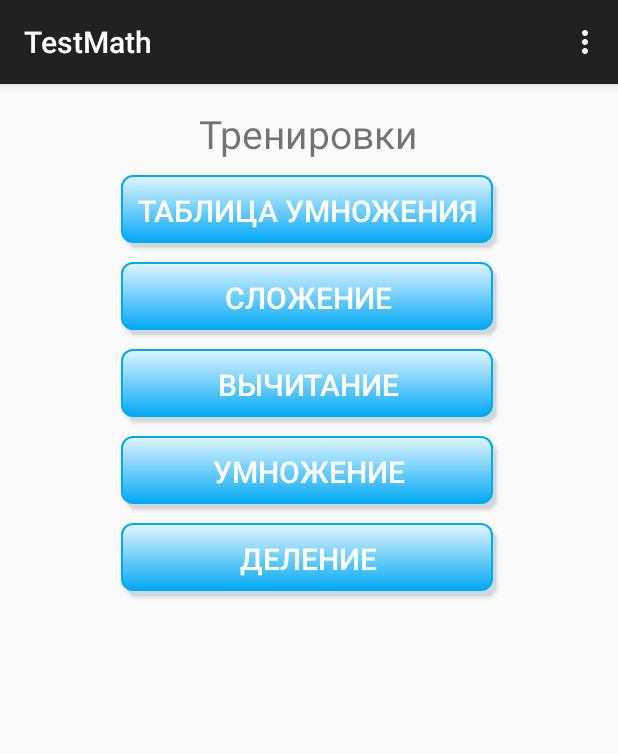
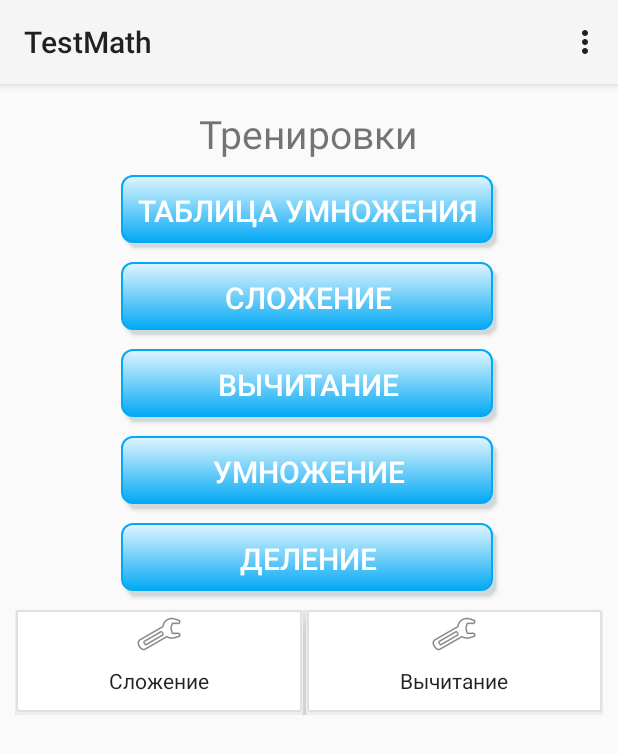
Before and after one commit to mogsev/MyApplication, an Android app: the screen it shows after launch (MyActivity), on a phone screen of 412 x 824 dp. Shown: the top 754 px of the screen. Run offline under Robolectric (Android 15) with nearby library versions, the light colour scheme and no system bars.

Commit message:
update work

```diff
--- a/app/build.gradle
+++ b/app/build.gradle
@@ -2,25 +2,25 @@ apply plugin: 'com.android.application'
 
 android {
     compileSdkVersion 21
-    buildToolsVersion "21.1.2"
-
+    buildToolsVersion "22.0.1"
     defaultConfig {
         applicationId "com.mogsev.myapplication"
         minSdkVersion 14
-        targetSdkVersion 21
+        targetSdkVersion 22
         versionCode 1
         versionName "1.1.0"
     }
-
     buildTypes {
         release {
             minifyEnabled false
             proguardFiles getDefaultProguardFile('proguard-android.txt'), 'proguard-rules.pro'
         }
     }
+    productFlavors {
+    }
 }
 
 dependencies {
-    compile fileTree(dir: 'libs', include: ['*.jar'])
-    compile 'com.android.support:appcompat-v7:21.0.3'
+    compile fileTree(include: ['*.jar'], dir: 'libs')
+    compile 'com.android.support:appcompat-v7:22.0.+'
 }
--- a/app/src/main/java/com/mogsev/myapplication/MyActivity.java
+++ b/app/src/main/java/com/mogsev/myapplication/MyActivity.java
@@ -8,6 +8,7 @@ import android.view.LayoutInflater;
 import android.view.Menu;
 import android.view.MenuItem;
 import android.view.View;
+import android.widget.Toast;
 
 import com.mogsev.myapplication.activity.DivisionActivity;
 import com.mogsev.myapplication.activity.MultiplicationActivity;
@@ -83,6 +84,9 @@ public class MyActivity extends ActionBarActivity {
             case R.id.button_table_multiplication:
                 startActivity(new Intent(this, TableMultiplicationActivity.class));
                 break;
+            case R.id.liner1:
+                Toast.makeText(getApplicationContext(), "Liner good?", Toast.LENGTH_LONG).show();
+                break;
         }
     }
 }
--- /dev/null
+++ b/app/src/main/res/drawable/layout_main_option.xml
@@ -0,0 +1,33 @@
+<?xml version="1.0" encoding="utf-8"?>
+<selector xmlns:android="http://schemas.android.com/apk/res/android">
+    <item android:state_pressed="false">
+        <layer-list>
+            <!-- shadow for button -->
+            <item>
+                <shape android:shape="rectangle">
+                    <solid android:color="@color/gray_200" />
+                    <corners android:radius="1dp"/>
+                </shape>
+            </item>
+            <!-- the layer is for a main bottom -->
+            <item android:right="1dp" android:left="1dp" android:bottom="2dp">
+                <shape android:shape="rectangle">
+                    <solid android:color="@android:color/white"/>
+                    <corners android:radius="1dp"/>
+                    <stroke android:width="1dp" android:color="@color/gray_300" />
+                </shape>
+            </item>
+        </layer-list>
+    </item>
+    <item android:state_pressed="true" >
+        <layer-list>
+            <!-- the layer is for a main bottom -->
+            <item>
+                <shape android:shape="rectangle">
+                    <corners android:radius="1dp"/>
+                    <solid android:color="@color/gray_200"/>
+                </shape>
+            </item>
+        </layer-list>
+    </item>
+</selector>
--- a/app/src/main/res/layout/activity_my.xml
+++ b/app/src/main/res/layout/activity_my.xml
@@ -1,5 +1,6 @@
 <LinearLayout xmlns:android="http://schemas.android.com/apk/res/android"
     xmlns:tools="http://schemas.android.com/tools"
+    android:background="@color/gray_50"
     android:layout_width="match_parent"
     android:layout_height="match_parent"
     android:orientation="vertical"
@@ -50,7 +51,6 @@
         android:layout_height="wrap_content"
         android:text="@string/title_subtraction"
         android:id="@+id/button_subtraction"
-        android:layout_below="@+id/button_sum"
         android:textSize="20sp"
         android:onClick="startActivityTraining"
         android:layout_marginTop="10dp"
@@ -63,7 +63,6 @@
         android:layout_height="wrap_content"
         android:text="@string/title_multiplication"
         android:id="@+id/button_multiplication"
-        android:layout_below="@+id/button_subtraction"
         android:textSize="20sp"
         android:onClick="startActivityTraining"
         android:layout_gravity="center_horizontal"
@@ -84,4 +83,96 @@
         android:background="@drawable/button_action"
         android:textColor="@android:color/white"/>
 
+    <TableLayout
+        android:layout_width="fill_parent"
+        android:layout_height="match_parent"
+        android:layout_gravity="center_horizontal"
+        android:layout_marginTop="10dp">
+
+        <TableRow
+            android:layout_width="match_parent"
+            android:layout_height="match_parent">
+
+            <RelativeLayout xmlns:android="http://schemas.android.com/apk/res/android"
+                android:orientation="vertical"
+                android:layout_width="match_parent"
+                android:layout_height="70dp"
+                android:layout_span="1"
+                android:layout_weight="1"
+                android:background="@drawable/layout_main_option"
+                android:id="@+id/liner1"
+                android:onClick="startActivityTraining"
+                android:elevation="10dp">
+
+                <Space
+                    android:layout_width="5dp"
+                    android:layout_height="5dp"
+                    android:id="@+id/space_1"
+                    android:layout_centerVertical="true"
+                    android:layout_centerHorizontal="true"
+                    />
+
+                <ImageView
+                    android:layout_width="wrap_content"
+                    android:layout_height="wrap_content"
+                    android:id="@+id/imageView4"
+                    android:layout_centerHorizontal="true"
+                    android:layout_above="@+id/space_1"
+                    android:src="@android:drawable/ic_menu_preferences" />
+
+                <TextView
+                    android:layout_width="wrap_content"
+                    android:layout_height="wrap_content"
+                    android:text="@string/title_sum"
+                    android:id="@+id/textView15"
+                    android:layout_below="@+id/space_1"
+                    android:layout_centerHorizontal="true"
+                    android:textColor="@color/primary_text_default_material_light"/>
+            </RelativeLayout>
+
+            <Space
+                android:layout_width="3px"
+                android:layout_height="3px" />
+
+            <RelativeLayout xmlns:android="http://schemas.android.com/apk/res/android"
+                android:orientation="vertical"
+                android:layout_width="match_parent"
+                android:layout_height="70dp"
+                android:layout_span="1"
+                android:layout_weight="1"
+                android:background="@drawable/layout_main_option"
+                android:onClick="startActivityTraining"
+                android:elevation="10dp">
+
+                <Space
+                    android:layout_width="5dp"
+                    android:layout_height="5dp"
+                    android:id="@+id/space_2"
+                    android:layout_centerVertical="true"
+                    android:layout_centerHorizontal="true"
+                    />
+
+                <ImageView
+                    android:layout_width="wrap_content"
+                    android:layout_height="wrap_content"
+                    android:id="@+id/imageView17"
+                    android:layout_centerHorizontal="true"
+                    android:layout_above="@+id/space_2"
+                    android:src="@android:drawable/ic_menu_preferences" />
+
+                <TextView
+                    android:layout_width="wrap_content"
+                    android:layout_height="wrap_content"
+                    android:id="@+id/textView16"
+                    android:text="@string/title_subtraction"
+                    android:layout_below="@+id/space_2"
+                    android:layout_centerHorizontal="true"
+                    android:textColor="@color/primary_text_default_material_light"/>
+
+            </RelativeLayout>
+
+
+        </TableRow>
+    </TableLayout>
+
 </LinearLayout>
--- /dev/null
+++ b/app/src/main/res/layout/test.xml
@@ -0,0 +1,30 @@
+<?xml version="1.0" encoding="utf-8"?>
+<RelativeLayout xmlns:android="http://schemas.android.com/apk/res/android"
+    android:orientation="vertical"
+    android:layout_width="match_parent"
+    android:layout_height="match_parent"
+    >
+    <Space
+        android:layout_width="20dp"
+        android:layout_height="20dp"
+        android:layout_centerVertical="true"
+        android:layout_centerHorizontal="true"
+        android:id="@+id/space" />
+
+    <ImageView
+        android:layout_width="wrap_content"
+        android:layout_height="wrap_content"
+        android:id="@+id/imageView"
+        android:layout_above="@+id/space"
+        android:layout_centerHorizontal="true"
+        android:src="@android:drawable/ic_menu_camera"/>
+
+    <TextView
+        android:layout_width="wrap_content"
+        android:layout_height="wrap_content"
+        android:text="New Text"
+        android:id="@+id/textView2"
+        android:layout_below="@+id/space"
+        android:layout_centerHorizontal="true" />
+
+</RelativeLayout>
--- /dev/null
+++ b/app/src/main/res/values/colors.xml
@@ -0,0 +1,9 @@
+<?xml version="1.0" encoding="utf-8"?>
+<resources>
+    <color name="gray_50">#FAFAFA</color>
+    <color name="gray_100">#F5F5F5</color>
+    <color name="gray_200">#EEEEEE</color>
+    <color name="gray_300">#E0E0E0</color>
+    <color name="gray_400">#BDBDBD</color>
+    <color name="gray_500">#9E9E9E</color>
+</resources>
--- a/app/src/main/res/values/styles.xml
+++ b/app/src/main/res/values/styles.xml
@@ -1,8 +1,10 @@
 <resources>
 
     <!-- Base application theme. -->
-    <style name="AppTheme" parent="Theme.AppCompat.Light.DarkActionBar">
+    <!-- <style name="AppTheme" parent="Theme.AppCompat.Light.DarkActionBar"> -->
+    <style name="AppTheme" parent="Theme.AppCompat.Light">
         <!-- Customize your theme here. -->
+
     </style>
 
 </resources>
```
Also changed, not shown: 1 other file.
